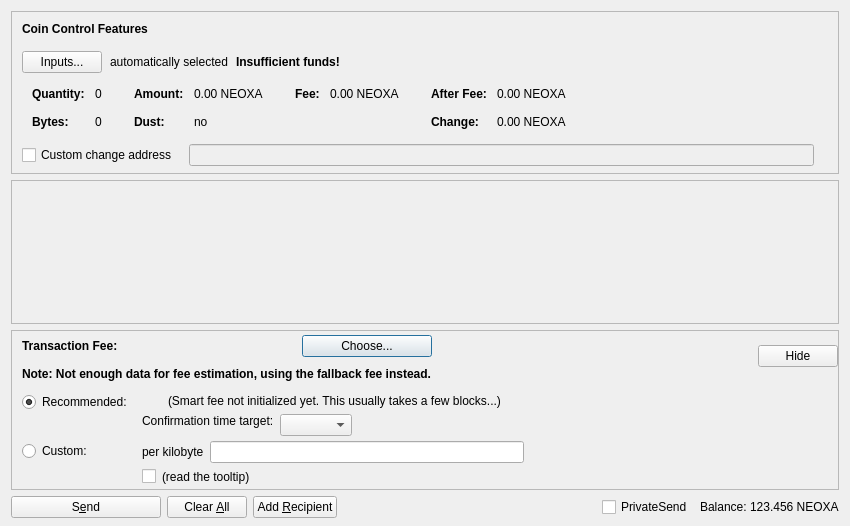
Before: the Qt Designer form src/qt/forms/sendcoinsdialog.ui in SmartMemeCoin/SMARTMEME-source, drawn with Qt 5.
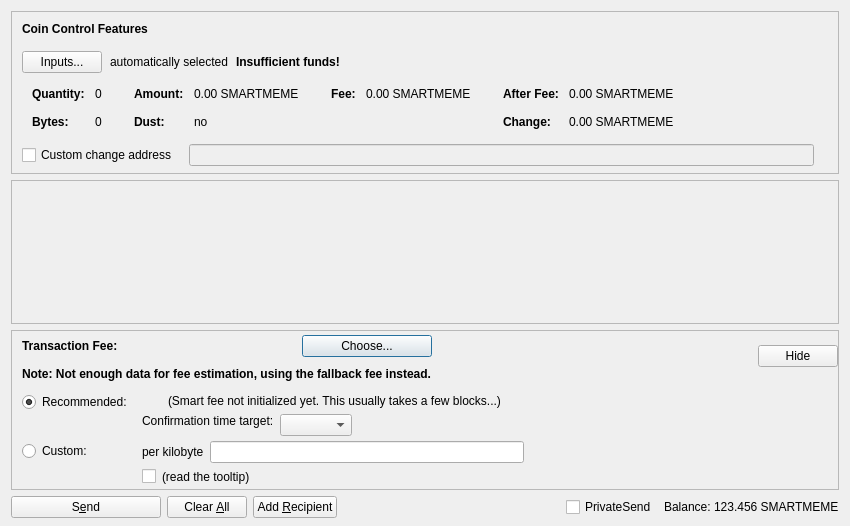
After: the same form once the commit is applied. Custom widgets are drawn as their Qt base class.

Patch:
```diff
--- a/src/qt/forms/sendcoinsdialog.ui
+++ b/src/qt/forms/sendcoinsdialog.ui
@@ -324,7 +324,7 @@
                   <enum>Qt::ActionsContextMenu</enum>
                  </property>
                  <property name="text">
-                  <string notr="true">0.00 NEOXA</string>
+                  <string notr="true">0.00 SMARTMEME</string>
                  </property>
                  <property name="textInteractionFlags">
                   <set>Qt::LinksAccessibleByMouse|Qt::TextSelectableByKeyboard|Qt::TextSelectableByMouse</set>
@@ -404,7 +404,7 @@
                   <enum>Qt::ActionsContextMenu</enum>
                  </property>
                  <property name="text">
-                  <string notr="true">0.00 NEOXA</string>
+                  <string notr="true">0.00 SMARTMEME</string>
                  </property>
                  <property name="textInteractionFlags">
                   <set>Qt::LinksAccessibleByMouse|Qt::TextSelectableByKeyboard|Qt::TextSelectableByMouse</set>
@@ -455,7 +455,7 @@
                   <enum>Qt::ActionsContextMenu</enum>
                  </property>
                  <property name="text">
-                  <string notr="true">0.00 NEOXA</string>
+                  <string notr="true">0.00 SMARTMEME</string>
                  </property>
                  <property name="textInteractionFlags">
                   <set>Qt::LinksAccessibleByMouse|Qt::TextSelectableByKeyboard|Qt::TextSelectableByMouse</set>
@@ -484,7 +484,7 @@
                   <enum>Qt::ActionsContextMenu</enum>
                  </property>
                  <property name="text">
-                  <string notr="true">0.00 NEOXA</string>
+                  <string notr="true">0.00 SMARTMEME</string>
                  </property>
                  <property name="textInteractionFlags">
                   <set>Qt::LinksAccessibleByMouse|Qt::TextSelectableByKeyboard|Qt::TextSelectableByMouse</set>
@@ -1245,7 +1245,7 @@
           <cursorShape>IBeamCursor</cursorShape>
          </property>
          <property name="text">
-          <string notr="true">123.456 NEOXA</string>
+          <string notr="true">123.456 SMARTMEME</string>
          </property>
          <property name="textInteractionFlags">
           <set>Qt::LinksAccessibleByMouse|Qt::TextSelectableByKeyboard|Qt::TextSelectableByMouse</set>
```
